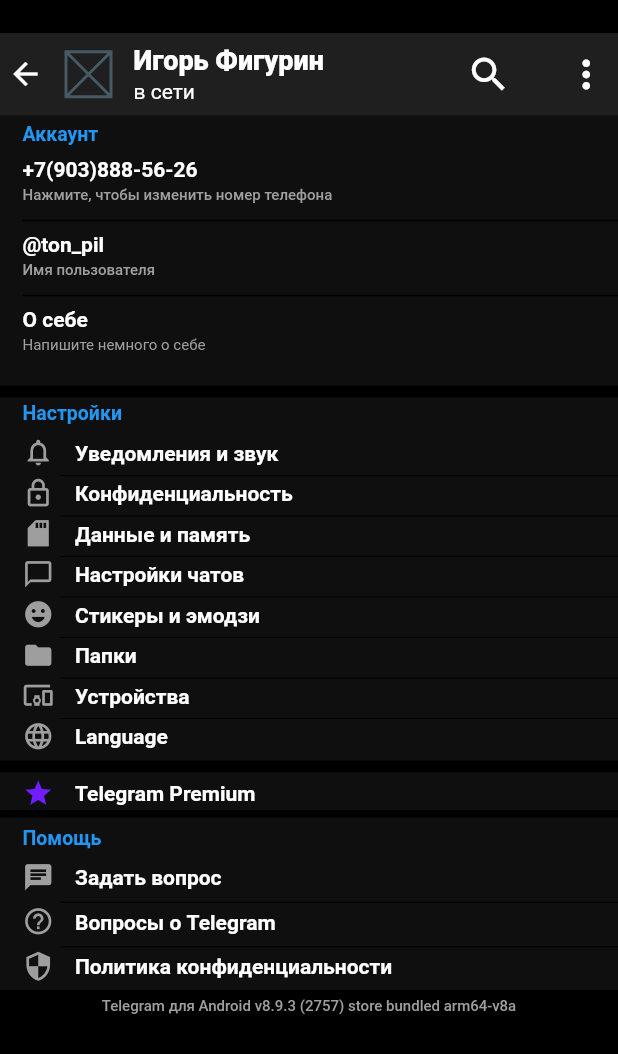
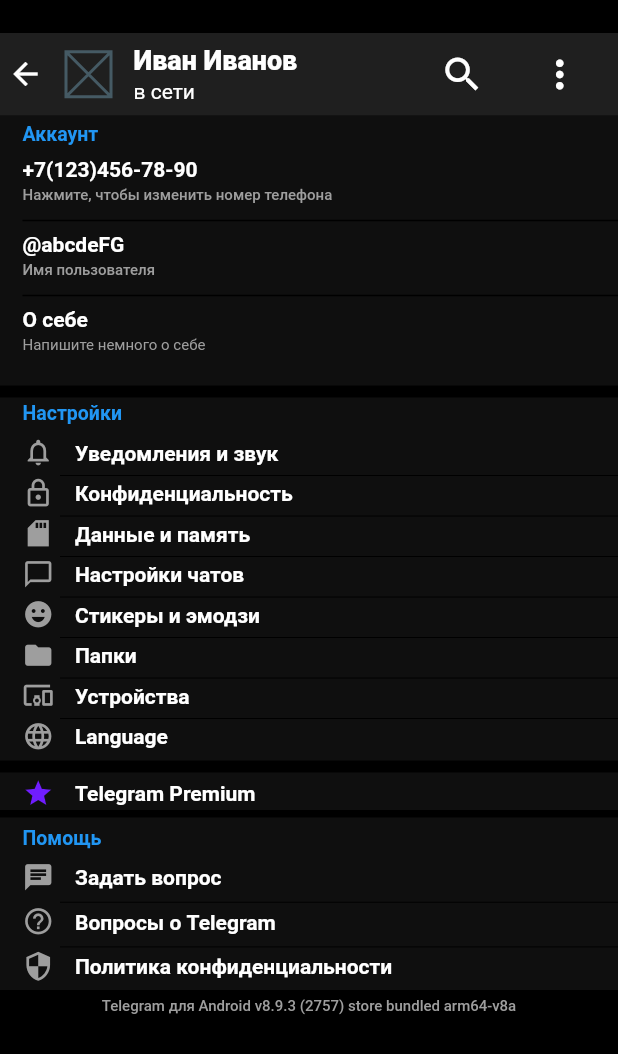
Before and after one commit to ifigurin12/telegram_copy, a Flutter app: the screen it shows after launch, on a phone screen of 412 x 824 dp. Shown: the top 1054 px of the screen. Run offline on Flutter 3.47's test engine with Material 2 defaults, Android fonts, the phone set to English and light mode, and no system bars.

Commit message:
first_commit

```diff
--- a/lib/widgets/app.dart
+++ b/lib/widgets/app.dart
@@ -218,7 +218,7 @@ class _UsersAccountInformation extends StatelessWidget {
                 crossAxisAlignment: CrossAxisAlignment.start,
                 children: const <Widget>[
                   Text(
-                    '+7(903)888-56-26',
+                    '+7(123)456-78-90',
                     style: TextStyle(
                       color: Colors.white,
                       fontWeight: FontWeight.w600,
@@ -248,7 +248,7 @@ class _UsersAccountInformation extends StatelessWidget {
                 crossAxisAlignment: CrossAxisAlignment.start,
                 children: const <Widget>[
                   Text(
-                    '@ton_pil',
+                    '@abcdeFG',
                     style: TextStyle(
                       color: Colors.white,
                       fontWeight: FontWeight.w600,
@@ -348,7 +348,7 @@ class _UsersNameAndStatus extends StatelessWidget {
           crossAxisAlignment: CrossAxisAlignment.start,
           children: const <Widget>[
             Text(
-              'Игорь Фигурин',
+              'Иван Иванов',
               textDirection: TextDirection.rtl,
               style: TextStyle(
                 color: Colors.white,
```
